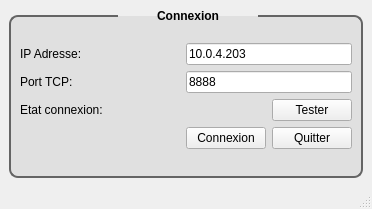
The window that mainwindow.ui (2brams/Qt5ClientSocket) describes before a commit, drawn with Qt 5.
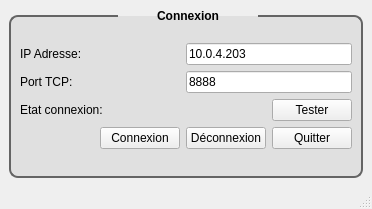
The same window after the commit. Custom widgets are drawn as their Qt base class.

```diff
--- a/mainwindow.ui
+++ b/mainwindow.ui
@@ -96,13 +96,20 @@
            </property>
           </widget>
          </item>
-         <item row="3" column="2">
+         <item row="3" column="1">
           <widget class="QPushButton" name="pushButton_connec">
            <property name="text">
             <string>Connexion</string>
            </property>
           </widget>
          </item>
+         <item row="3" column="2">
+          <widget class="QPushButton" name="pushButton_deconnexion">
+           <property name="text">
+            <string>Déconnexion</string>
+           </property>
+          </widget>
+         </item>
         </layout>
        </item>
       </layout>
```
